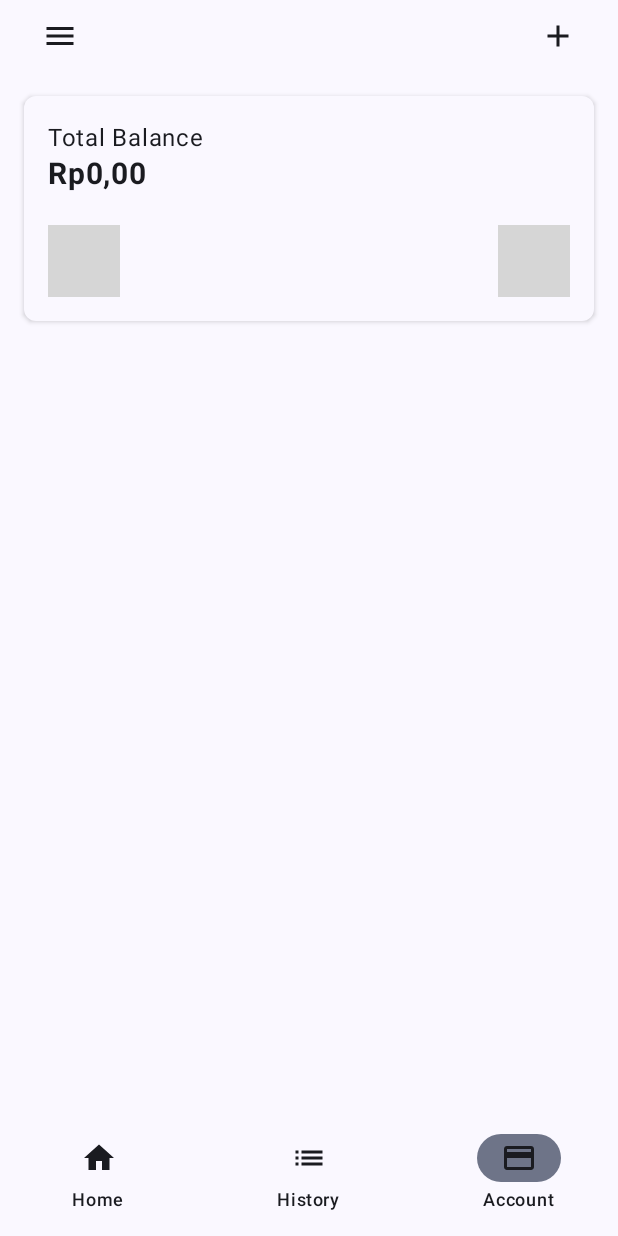
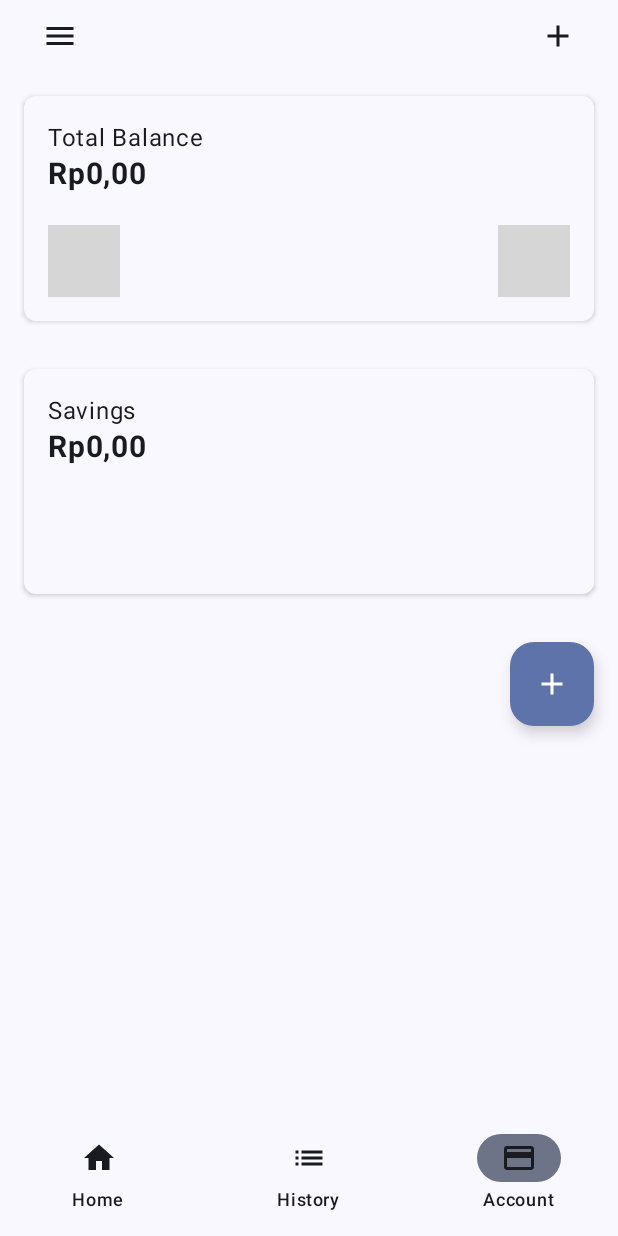
Before and after one commit to Udean777/Expense-Tracker, an Android app built with Jetpack Compose: the screen it shows after launch (MainActivity), item 3 of the bottom bar chosen, on a phone screen of 412 x 824 dp. Run offline under Robolectric (Android 15) with nearby library versions, the phone set to English and light mode, and no system bars; our stand-ins replace Dagger/Hilt's generated code, Room's generated code; 6 statements that could not run were skipped; grey boxes are pictures that could not be loaded.

Commit message:
feat: adding savings feature, but not done yet

```diff
--- a/app/src/main/java/com/ssajudn/expensetracker/data/local/AppDB.kt
+++ b/app/src/main/java/com/ssajudn/expensetracker/data/local/AppDB.kt
@@ -2,13 +2,25 @@ package com.ssajudn.expensetracker.data.local
 
 import androidx.room.Database
 import androidx.room.RoomDatabase
+import androidx.room.migration.Migration
+import androidx.sqlite.db.SupportSQLiteDatabase
 import com.ssajudn.expensetracker.data.local.entities.Expense
+import com.ssajudn.expensetracker.data.local.entities.Saving
 
 @Database(
-    entities = [Expense::class],
-    version = 1,
+    entities = [Expense::class, Saving::class],
+    version = 2,
     exportSchema = false
 )
-abstract class AppDB : RoomDatabase(){
+abstract class AppDB : RoomDatabase() {
     abstract fun expenseDao(): ExpenseDao
+    abstract fun savingDao(): SavingDao
+
+    companion object {
+        val MIGRATION_1_2 = object : Migration(1, 2) {
+            override fun migrate(database: SupportSQLiteDatabase) {
+                database.execSQL("CREATE TABLE IF NOT EXISTS savings (id INTEGER PRIMARY KEY AUTOINCREMENT, title TEXT NOT NULL, amount REAL NOT NULL, date TEXT NOT NULL, goal TEXT NOT NULL)")
+            }
+        }
+    }
 }
--- /dev/null
+++ b/app/src/main/java/com/ssajudn/expensetracker/data/local/SavingDao.kt
@@ -0,0 +1,23 @@
+package com.ssajudn.expensetracker.data.local
+
+import androidx.room.Dao
+import androidx.room.Delete
+import androidx.room.Insert
+import androidx.room.OnConflictStrategy
+import androidx.room.Query
+import androidx.room.Update
+import com.ssajudn.expensetracker.data.local.entities.Saving
+import com.ssajudn.expensetracker.data.local.entities.SavingsTarget
+import kotlinx.coroutines.flow.Flow
+
+@Dao
+interface SavingDao {
+    @Insert
+    suspend fun insertSaving(saving: Saving)
+
+    @Insert
+    suspend fun insertSavingsTarget(savingsTarget: SavingsTarget)
+
+    @Query("SELECT DISTINCT title FROM savings")
+    suspend fun getAllSavingsNames(): List<String>
+}
--- /dev/null
+++ b/app/src/main/java/com/ssajudn/expensetracker/data/repository/SavingRepositoryImpl.kt
@@ -0,0 +1,25 @@
+package com.ssajudn.expensetracker.data.repository
+
+import com.ssajudn.expensetracker.data.local.SavingDao
+import com.ssajudn.expensetracker.data.local.entities.Saving
+import com.ssajudn.expensetracker.data.local.entities.SavingsTarget
+import com.ssajudn.expensetracker.domain.repository.SavingRepository
+import kotlinx.coroutines.flow.Flow
+import javax.inject.Inject
+
+class SavingRepositoryImpl @Inject constructor(
+    private val savingDao: SavingDao
+) : SavingRepository {
+    override suspend fun addSaving(saving: Saving) {
+        savingDao.insertSaving(saving)
+    }
+
+    override suspend fun addSavingsTarget(savingsTarget: SavingsTarget) {
+        savingDao.insertSavingsTarget(savingsTarget)
+    }
+
+    override suspend fun getAllSavingsNames(): List<String> {
+        return savingDao.getAllSavingsNames()
+    }
+
+}
--- a/app/src/main/java/com/ssajudn/expensetracker/di/AppModule.kt
+++ b/app/src/main/java/com/ssajudn/expensetracker/di/AppModule.kt
@@ -4,6 +4,9 @@ import android.app.Application
 import androidx.room.Room
 import com.ssajudn.expensetracker.data.local.AppDB
 import com.ssajudn.expensetracker.data.local.ExpenseDao
+import com.ssajudn.expensetracker.data.local.SavingDao
+import com.ssajudn.expensetracker.data.repository.SavingRepositoryImpl
+import com.ssajudn.expensetracker.domain.repository.SavingRepository
 import dagger.Module
 import dagger.Provides
 import dagger.hilt.InstallIn
@@ -22,7 +25,9 @@ object AppModule {
             application,
             AppDB::class.java,
             "expense_db"
-        ).build()
+        )
+            .addMigrations(AppDB.MIGRATION_1_2)
+            .build()
     }
 
     @Provides
@@ -30,4 +35,10 @@ object AppModule {
     fun provideExpenseDao(appDB: AppDB): ExpenseDao {
         return appDB.expenseDao()
     }
+
+    @Provides
+    @Singleton
+    fun provideSavingDao(appDB: AppDB): SavingDao {
+        return appDB.savingDao()
+    }
 }
--- /dev/null
+++ b/app/src/main/java/com/ssajudn/expensetracker/domain/repository/SavingRepository.kt
@@ -0,0 +1,11 @@
+package com.ssajudn.expensetracker.domain.repository
+
+import com.ssajudn.expensetracker.data.local.entities.Saving
+import com.ssajudn.expensetracker.data.local.entities.SavingsTarget
+import kotlinx.coroutines.flow.Flow
+
+interface SavingRepository {
+    suspend fun addSaving(saving: Saving)
+    suspend fun addSavingsTarget(savingsTarget: SavingsTarget)
+     fun getAllSavingsNames(): Flow<List<String>>
+}
--- a/app/src/main/java/com/ssajudn/expensetracker/presentation/balance_screen/BalanceScreen.kt
+++ b/app/src/main/java/com/ssajudn/expensetracker/presentation/balance_screen/BalanceScreen.kt
@@ -1,16 +1,40 @@
 package com.ssajudn.expensetracker.presentation.balance_screen
 
+import android.os.Build
+import androidx.annotation.RequiresApi
+import androidx.compose.foundation.layout.Box
 import androidx.compose.foundation.layout.Column
 import androidx.compose.foundation.layout.fillMaxSize
+import androidx.compose.foundation.layout.fillMaxWidth
+import androidx.compose.foundation.layout.height
+import androidx.compose.foundation.layout.padding
+import androidx.compose.foundation.shape.RoundedCornerShape
+import androidx.compose.material.icons.Icons
+import androidx.compose.material.icons.filled.Add
+import androidx.compose.material3.Card
+import androidx.compose.material3.CardDefaults
+import androidx.compose.material3.FloatingActionButton
+import androidx.compose.material3.Icon
+import androidx.compose.material3.MaterialTheme
+import androidx.compose.material3.Text
 import androidx.compose.runtime.Composable
 import androidx.compose.runtime.collectAsState
+import androidx.compose.runtime.mutableStateOf
+import androidx.compose.runtime.remember
+import androidx.compose.ui.Alignment
 import androidx.compose.ui.Modifier
+import androidx.compose.ui.text.font.FontWeight
+import androidx.compose.ui.unit.dp
+import androidx.compose.ui.unit.sp
 import androidx.hilt.navigation.compose.hiltViewModel
 import androidx.navigation.NavController
+import com.ssajudn.expensetracker.presentation.components.AddTargetDialog
+import com.ssajudn.expensetracker.presentation.components.CardItem
 import com.ssajudn.expensetracker.presentation.components.TopBar
-import com.ssajudn.expensetracker.presentation.components.CardItem
-import com.ssajudn.expensetracker.presentation.home_screen.HomeViewModel
+import com.ssajudn.expensetracker.presentation.viewmodel.AddSavingsViewModel
+import com.ssajudn.expensetracker.presentation.viewmodel.HomeViewModel
 
+@RequiresApi(Build.VERSION_CODES.N)
 @Composable
 fun BalanceScreen(
     modifier: Modifier = Modifier,
@@ -21,6 +45,23 @@ fun BalanceScreen(
     val expense = viewModel.getTotalExpense(state.value)
     val income = viewModel.getTotalIncome(state.value)
     val balance = viewModel.getBalance(state.value)
+    val savingViewModel: AddSavingsViewModel = hiltViewModel()
+
+    val showAddTargetDialog = remember {
+        mutableStateOf(false)
+    }
+
+    if (showAddTargetDialog.value) {
+        AddTargetDialog(
+            onDismiss = {
+                showAddTargetDialog.value = false
+            },
+            onAddTarget = { name, amount, date ->
+                savingViewModel.addSavingsTarget(name, amount, date)
+                showAddTargetDialog.value = false
+            }
+        )
+    }
 
     Column(
         modifier = Modifier
@@ -34,5 +75,42 @@ fun BalanceScreen(
             expense = expense,
             title = "Total Balance"
         )
+
+        Card(
+            modifier = Modifier
+                .fillMaxWidth()
+                .padding(16.dp)
+                .height(150.dp),
+            elevation = CardDefaults.cardElevation(2.dp),
+            shape = RoundedCornerShape(8.dp),
+            colors = CardDefaults.cardColors(MaterialTheme.colorScheme.background)
+        ) {
+            Column(
+                modifier = Modifier.padding(16.dp)
+            ) {
+                Box(
+                    modifier = Modifier
+                        .fillMaxWidth()
+                        .weight(1f)
+                ) {
+                    Column {
+                        Text(text = "Savings", fontSize = 16.sp)
+                        Text(
+                            text = balance, fontSize = 20.sp,
+                            fontWeight = FontWeight.Bold
+                        )
+                    }
+                }
+            }
+        }
+
+        FloatingActionButton(
+            onClick = { showAddTargetDialog.value = true },
+            modifier = Modifier
+                .padding(16.dp)
+                .align(Alignment.End)
+        ) {
+            Icon(Icons.Default.Add, contentDescription = "Add Target")
+        }
     }
 }
--- a/app/src/main/java/com/ssajudn/expensetracker/presentation/components/Card.kt
+++ b/app/src/main/java/com/ssajudn/expensetracker/presentation/components/Card.kt
@@ -41,9 +41,9 @@ fun CardItem(
         shape = RoundedCornerShape(8.dp),
         colors = CardDefaults.cardColors(MaterialTheme.colorScheme.background)
     ) {
-        Column (
+        Column(
             modifier = Modifier.padding(16.dp)
-        ){
+        ) {
             Box(
                 modifier = Modifier
                     .fillMaxWidth()
@@ -76,7 +76,6 @@ fun CardItem(
                 )
             }
         }
-
     }
 }
 
--- a/app/src/main/java/com/ssajudn/expensetracker/presentation/history_screen/HistoryScreen.kt
+++ b/app/src/main/java/com/ssajudn/expensetracker/presentation/history_screen/HistoryScreen.kt
@@ -18,18 +18,17 @@ import androidx.compose.material3.TextButton
 import androidx.compose.material3.rememberDatePickerState
 import androidx.compose.runtime.Composable
 import androidx.compose.runtime.collectAsState
-import androidx.compose.runtime.getValue
 import androidx.compose.runtime.mutableStateOf
 import androidx.compose.runtime.remember
 import androidx.compose.ui.Alignment
 import androidx.compose.ui.Modifier
 import androidx.hilt.navigation.compose.hiltViewModel
 import androidx.navigation.NavController
-import com.ssajudn.expensetracker.presentation.components.CardItem
 import com.ssajudn.expensetracker.presentation.components.EditExpenseDialog
 import com.ssajudn.expensetracker.presentation.components.TopBar
 import com.ssajudn.expensetracker.presentation.components.TransactionList
-import com.ssajudn.expensetracker.presentation.home_screen.HomeViewModel
+import com.ssajudn.expensetracker.presentation.viewmodel.HomeViewModel
+import com.ssajudn.expensetracker.presentation.viewmodel.HistoryViewModel
 import com.ssajudn.expensetracker.util.getMonthName
 import java.time.Instant
 import java.util.Calendar
--- a/app/src/main/java/com/ssajudn/expensetracker/presentation/home_screen/HomeScreen.kt
+++ b/app/src/main/java/com/ssajudn/expensetracker/presentation/home_screen/HomeScreen.kt
@@ -1,6 +1,5 @@
 package com.ssajudn.expensetracker.presentation.home_screen
 
-import android.util.Log
 import androidx.compose.foundation.layout.Box
 import androidx.compose.foundation.layout.Column
 import androidx.compose.foundation.layout.Spacer
@@ -25,6 +24,7 @@ import com.ssajudn.expensetracker.presentation.components.CardItem
 import com.ssajudn.expensetracker.presentation.components.EditExpenseDialog
 import com.ssajudn.expensetracker.presentation.components.TopBar
 import com.ssajudn.expensetracker.presentation.components.TransactionList
+import com.ssajudn.expensetracker.presentation.viewmodel.HomeViewModel
 import java.text.SimpleDateFormat
 import java.util.Date
 import java.util.Locale
--- a/app/src/main/java/com/ssajudn/expensetracker/presentation/add_screen/AddExpenseViewModel.kt
+++ b/app/src/main/java/com/ssajudn/expensetracker/presentation/viewmodel/AddExpenseViewModel.kt
@@ -1,4 +1,4 @@
-package com.ssajudn.expensetracker.presentation.add_screen
+package com.ssajudn.expensetracker.presentation.viewmodel
 
 import androidx.compose.runtime.mutableStateOf
 import androidx.lifecycle.ViewModel
--- /dev/null
+++ b/app/src/main/java/com/ssajudn/expensetracker/presentation/viewmodel/AddSavingsViewModel.kt
@@ -0,0 +1,67 @@
+package com.ssajudn.expensetracker.presentation.viewmodel
+
+import androidx.lifecycle.ViewModel
+import androidx.lifecycle.viewModelScope
+import com.ssajudn.expensetracker.data.local.entities.Saving
+import com.ssajudn.expensetracker.data.local.entities.SavingsTarget
+import com.ssajudn.expensetracker.domain.repository.SavingRepository
+import dagger.hilt.android.lifecycle.HiltViewModel
+import kotlinx.coroutines.flow.MutableStateFlow
+import kotlinx.coroutines.flow.StateFlow
+import kotlinx.coroutines.launch
+import javax.inject.Inject
+
+@HiltViewModel
+class AddSavingsViewModel @Inject constructor(
+    private val savingRepository: SavingRepository
+) : ViewModel() {
+    private val _amount = MutableStateFlow("")
+    val amount: StateFlow<String> = _amount
+
+    private val _date = MutableStateFlow(0L)
+    val date: StateFlow<Long> = _date
+
+    private val _selectedSavingName = MutableStateFlow("")
+    val selectedSavingName: StateFlow<String> = _selectedSavingName
+
+    private val _targetDate = MutableStateFlow(0L)
+    val targetDate: StateFlow<Long> = _targetDate
+
+    private val _goal = MutableStateFlow("")
+    val goal: StateFlow<String> = _goal
+
+    fun updateField(field: UpdateFieldSaving, value: String) {
+        when (field) {
+            UpdateFieldSaving.AMOUNT -> _amount.value = value
+            UpdateFieldSaving.DATE -> _date.value = value.toLong()
+            UpdateFieldSaving.SAVING_NAME -> _selectedSavingName.value = value
+            UpdateFieldSaving.TARGET_DATE -> _targetDate.value = value.toLong()
+            UpdateFieldSaving.GOAL -> _goal.value = value
+            else -> {}
+        }
+    }
+
+    fun getSavingsNames() = savingRepository.getAllSavingsNames()
+
+    fun addSaving(saving: Saving) = viewModelScope.launch {
+        savingRepository.addSaving(saving)
+    }
+
+    fun addSavingsTarget(name: String, amount: Double, date: Long) = viewModelScope.launch {
+        savingRepository.addSavingsTarget(
+            SavingsTarget(
+                name = name,
+                targetAmount = amount,
+                targetDate = date.toString()
+            )
+        )
+    }
+}
+
+enum class UpdateFieldSaving {
+    AMOUNT,
+    DATE,
+    SAVING_NAME,
+    TARGET_DATE,
+    GOAL
+}
--- a/app/src/main/java/com/ssajudn/expensetracker/presentation/history_screen/HistoryViewModel.kt
+++ b/app/src/main/java/com/ssajudn/expensetracker/presentation/viewmodel/HistoryViewModel.kt
@@ -1,4 +1,4 @@
-package com.ssajudn.expensetracker.presentation.history_screen
+package com.ssajudn.expensetracker.presentation.viewmodel
 
 import androidx.lifecycle.ViewModel
 import androidx.lifecycle.viewModelScope
--- a/app/src/main/java/com/ssajudn/expensetracker/presentation/home_screen/HomeViewModel.kt
+++ b/app/src/main/java/com/ssajudn/expensetracker/presentation/viewmodel/HomeViewModel.kt
@@ -1,4 +1,4 @@
-package com.ssajudn.expensetracker.presentation.home_screen
+package com.ssajudn.expensetracker.presentation.viewmodel
 
 import android.util.Log
 import androidx.lifecycle.ViewModel
```
Also changed, not shown: app/src/main/java/com/ssajudn/expensetracker/data/local/entities/Saving.kt (added, +23 -0 lines), app/src/main/java/com/ssajudn/expensetracker/di/RepositoryModule.kt (+8 -0 lines), app/src/main/java/com/ssajudn/expensetracker/presentation/add_screen/AddExpenseScreen.kt (+76 -0 lines), app/src/main/java/com/ssajudn/expensetracker/presentation/components/AddTargetDialog.kt (added, +103 -0 lines), app/src/main/java/com/ssajudn/expensetracker/presentation/components/Form.kt (renamed from app/src/main/java/com/ssajudn/expensetracker/presentation/add_screen/Form.kt, +4 -3 lines), app/src/main/java/com/ssajudn/expensetracker/presentation/components/SavingsForm.kt (added, +187 -0 lines).
